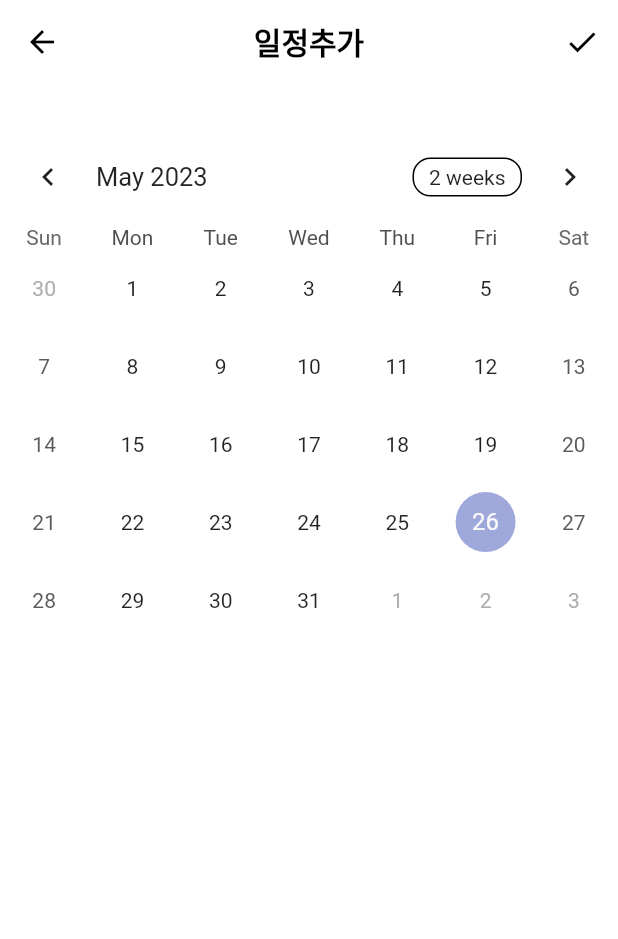
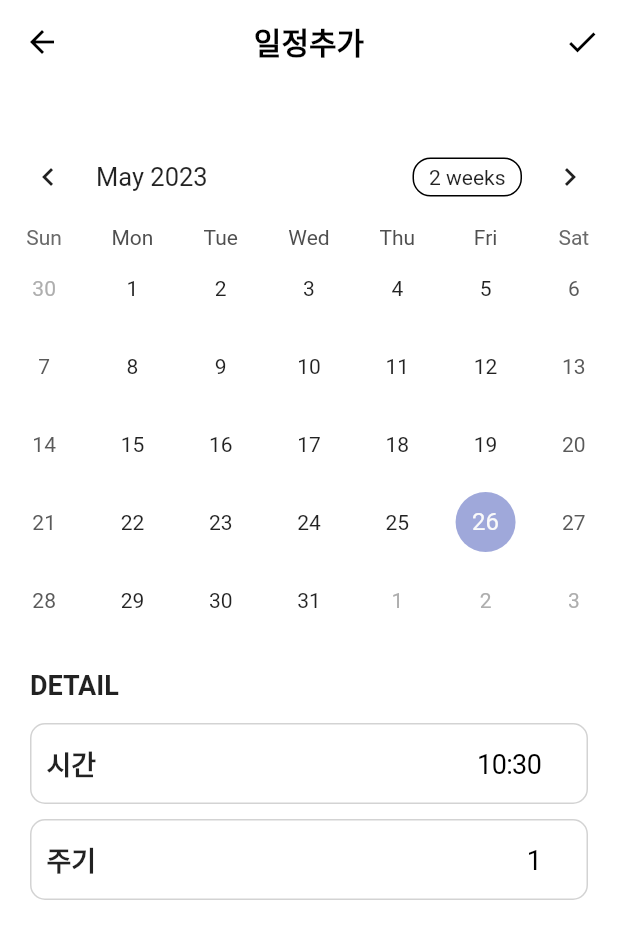
Before and after one commit to Jay-Pak/app1-tinkle, a Flutter app: the AddCallPage screen opened directly, on a phone screen of 412 x 824 dp. Shown: the top 939 px of the screen. Run offline on Flutter 3.47's test engine with Material 2 defaults, Android fonts, the phone set to English and light mode, and no system bars; drawn by our look-alikes of table_calendar; our stand-ins replace easy_splash_screen, firebase_auth, firebase_core, google_fonts, google_sign_in, material_design_icons_flutter; missing offline and left inert: kakao_flutter_sdk_user; accounts and stored records are empty; generated files the repository leaves out were written again; Roboto replaces fonts that are missing (SpoqaHanSansNeoRegular).

Commit message:
05/26 final by JAY

```diff
--- a/lib/3_Home/home.dart
+++ b/lib/3_Home/home.dart
@@ -1,7 +1,7 @@
 import 'package:app1_tinkle/4_CalendarPage/calendarPage.dart';
 import 'package:app1_tinkle/5_MyinfoPage/myinfoPage.dart';
 import 'package:app1_tinkle/6_Box/box.dart';
-import 'package:app1_tinkle/AddcallPage/addcallPage.dart';
+import 'package:app1_tinkle/7_AddcallPage/addcallPage.dart';
 import 'package:app1_tinkle/data/call.dart';
 import 'package:flutter/material.dart';
 import 'package:material_design_icons_flutter/material_design_icons_flutter.dart';
--- /dev/null
+++ b/lib/7_AddcallPage/addcallPage.dart
@@ -0,0 +1,164 @@
+import 'package:app1_tinkle/data/util.dart';
+import 'package:flutter/cupertino.dart';
+import 'package:flutter/material.dart';
+import 'package:table_calendar/table_calendar.dart';
+import 'package:intl/intl.dart';
+
+class AddCallPage extends StatefulWidget {
+  const AddCallPage({Key? key}) : super(key: key);
+
+  @override
+  State<AddCallPage> createState() => _AddCallPageState();
+}
+
+class _AddCallPageState extends State<AddCallPage> {
+  // DateTime rn = DateTime.now();
+  // String formattedTime = DateFormat.Hms().format(rn);
+
+
+  @override
+  Widget build(BuildContext context) {
+    return Scaffold(
+      appBar: AppBar(
+        foregroundColor: Colors.black,
+        title: const Text(
+          '일정추가',
+          style: TextStyle(fontWeight: FontWeight.bold, color: Colors.black),
+        ),
+        actions: [
+          IconButton(
+            onPressed: () {},
+            icon: Icon(Icons.check),
+          ),
+        ],
+      ),
+      body: Column(
+        children: [
+          SizedBox(
+            height: 30,
+          ),
+          Container(
+            child: TableCalendar(
+              firstDay: DateTime.utc(2010, 10, 16),
+              lastDay: DateTime.utc(2030, 3, 14),
+              focusedDay: DateTime.now(),
+              // onDaySelected: (date, events, holidays){
+              //   print(date);
+              // },
+            ),
+          ),
+          SizedBox(
+            height: 10,
+          ),
+          Container(
+            width: MediaQuery
+                .of(context)
+                .size
+                .width,
+            margin: const EdgeInsets.symmetric(horizontal: 20, vertical: 10),
+            child: const Text(
+              'DETAIL',
+              style: TextStyle(fontWeight: FontWeight.bold, fontSize: 18),
+            ),
+          ),
+          Container(
+            height: 54,
+            width: MediaQuery
+                .of(context)
+                .size
+                .width,
+            margin: const EdgeInsets.symmetric(horizontal: 20, vertical: 5),
+            padding: const EdgeInsets.symmetric(horizontal: 10),
+            decoration: BoxDecoration(
+              borderRadius: BorderRadius.circular(10),
+              border: Border.all(
+                color: Color(0xffD3D3D3),
+              ),
+            ),
+            child: Row(
+              mainAxisAlignment: MainAxisAlignment.spaceBetween,
+              crossAxisAlignment: CrossAxisAlignment.center,
+              children: [
+                Text('시간', style: TextStyle(fontSize: 18, fontWeight: FontWeight.bold),),
+                CupertinoButton(
+                  child: Text('${DateTime.parse(DateTime.now().toString()).hour}:${DateTime.parse(DateTime.now().toString()).minute}', style: TextStyle(color: Colors.black, fontSize: 18),),
+                  onPressed: () {},
+                ),
+              ],
+            ),
+          ),
+          Container(
+            height: 54,
+            width: MediaQuery
+                .of(context)
+                .size
+                .width,
+            margin: const EdgeInsets.symmetric(horizontal: 20, vertical: 5),
+            padding: const EdgeInsets.symmetric(horizontal: 10),
+            decoration: BoxDecoration(
+              borderRadius: BorderRadius.circular(10),
+              border: Border.all(
+                color: Color(0xffD3D3D3),
+              ),
+            ),
+            child: Row(
+              mainAxisAlignment: MainAxisAlignment.spaceBetween,
+              crossAxisAlignment: CrossAxisAlignment.center,
+              children: [
+                Text('주기', style: TextStyle(fontSize: 18, fontWeight: FontWeight.bold),),
+                CupertinoButton(
+                  child: Text('1', style: TextStyle(color: Colors.black, fontSize: 18),),
+                  onPressed: () {},
+                ),
+              ],
+            ),
+          ),
+        ],
+      ),
+    );
+  }
+}
+
+//
+class _DatePickerItem extends StatelessWidget {
+  const _DatePickerItem({required this.children});
+
+  final List<Widget> children;
+
+  @override
+  Widget build(BuildContext context) {
+    return Container(
+      margin: EdgeInsets.symmetric(
+        horizontal: 20,
+      ),
+      decoration: BoxDecoration(
+        borderRadius: BorderRadius.circular(10),
+        border: Border.all(
+          color: Color(0xffD3D3D3),
+        ),
+      ),
+      child: Padding(
+        padding: const EdgeInsets.symmetric(horizontal: 16.0),
+        child: Row(
+          mainAxisAlignment: MainAxisAlignment.spaceBetween,
+          children: children,
+        ),
+      ),
+    );
+  }
+}
+
+// _DatePickerItem(
+// children: [
+// Text('시간'),
+// CupertinoButton(
+// onPressed: () {},
+// child: Text(
+// '${time.hour}:${time.minute}',
+// style: const TextStyle(
+// fontSize: 18,
+// ),
+// ),
+// ),
+// ],
+// )
--- a/lib/AddcallPage/addcallPage.dart
+++ /dev/null
@@ -1,50 +0,0 @@
-import 'package:flutter/material.dart';
-import 'package:table_calendar/table_calendar.dart';
-
-class AddCallPage extends StatefulWidget {
-  const AddCallPage({Key? key}) : super(key: key);
-
-  @override
-  State<AddCallPage> createState() => _AddCallPageState();
-}
-
-class _AddCallPageState extends State<AddCallPage> {
-  @override
-  Widget build(BuildContext context) {
-    return Scaffold(
-      appBar: AppBar(
-        foregroundColor: Colors.black,
-        title: const Text(
-          '일정추가',
-          style: TextStyle(fontWeight: FontWeight.bold, color: Colors.black),
-        ),
-        actions: [
-          IconButton(
-            onPressed: () {},
-            icon: Icon(Icons.check),
-          ),
-        ],
-      ),
-      body: Column(
-        children: [
-          SizedBox(
-            height: 30,
-          ),
-          Container(
-            child: TableCalendar(
-              firstDay: DateTime.utc(2010, 10, 16),
-              lastDay: DateTime.utc(2030, 3, 14),
-              focusedDay: DateTime.now(),
-              // onDaySelected: (date, events, holidays){
-              //   print(date);
-              // },
-            ),
-          ),
-          SizedBox(
-            height: 10,
-          )
-        ],
-      ),
-    );
-  }
-}
--- a/pubspec.yaml
+++ b/pubspec.yaml
@@ -45,6 +45,7 @@ dependencies:
   google_sign_in: ^6.1.0
   kakao_flutter_sdk: ^1.4.3
   table_calendar: ^3.0.9
+  intl: ^0.18.1
 
 dev_dependencies:
   flutter_test:
```
Also changed, not shown: pubspec.lock.
